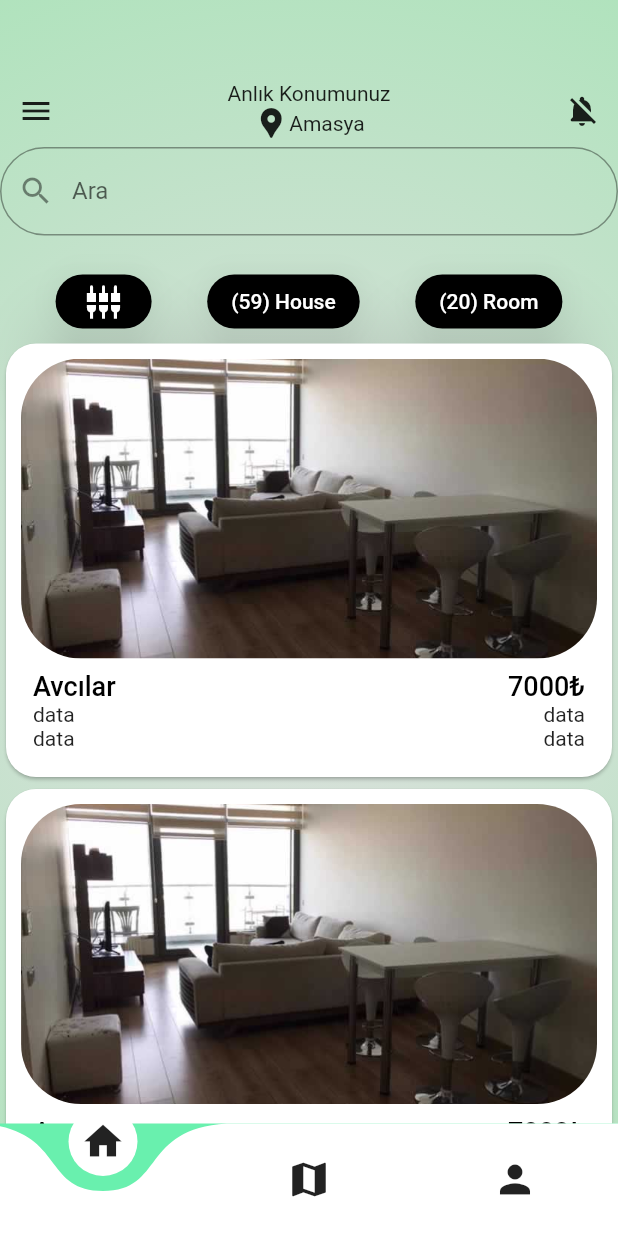
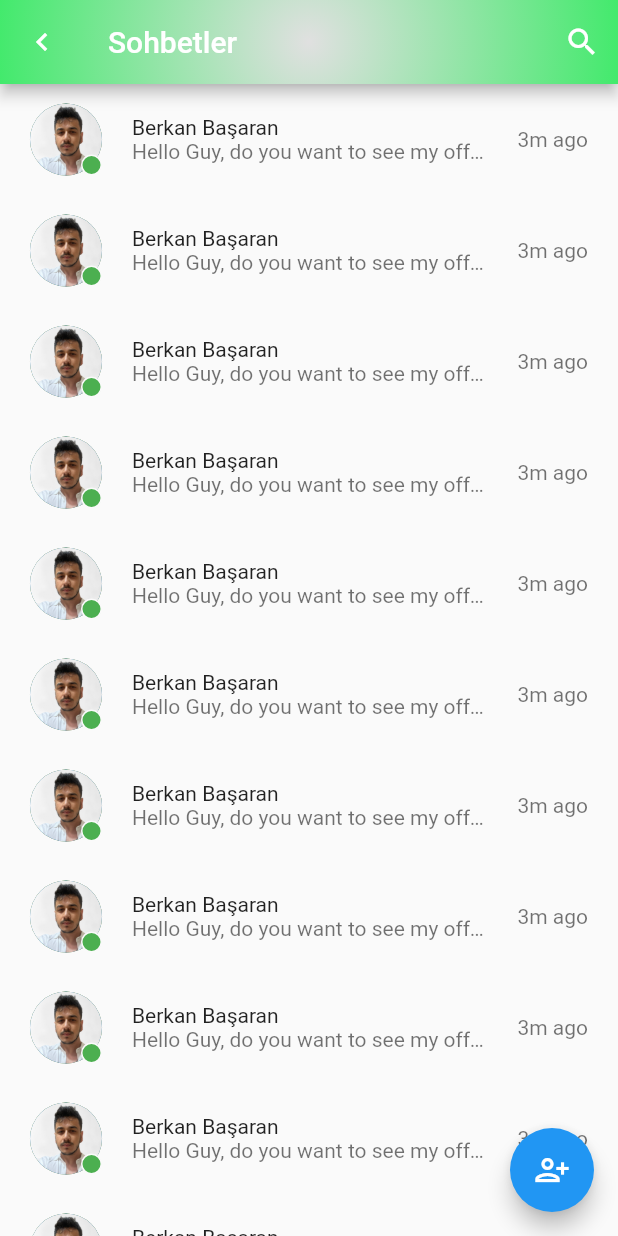
Before and after one commit to berkanbasaran05/real_estate_app, a Flutter app: the screen it shows after launch, on a phone screen of 412 x 824 dp. Run offline on Flutter 3.47's test engine with Material 2 defaults, Android fonts, the phone set to English and light mode, and no system bars; drawn by our look-alikes of curved_navigation_bar; our stand-ins replace new_gradient_app_bar.

Commit message:
update chat

```diff
--- /dev/null
+++ b/lib/Pages/chat_view.dart
@@ -0,0 +1,104 @@
+import 'package:flutter/material.dart';
+import 'package:flutter/services.dart';
+import 'package:new_gradient_app_bar/new_gradient_app_bar.dart';
+import 'package:real_estate_app/Pages/message_view.dart';
+
+import 'package:real_estate_app/products/images.dart';
+
+class ChatView extends StatefulWidget {
+  const ChatView({Key? key}) : super(key: key);
+
+  @override
+  State<ChatView> createState() => _ChatViewState();
+}
+
+class _ChatViewState extends State<ChatView> {
+  @override
+  Widget build(BuildContext context) {
+    return Scaffold(
+      appBar: NewGradientAppBar(
+          title: Text('Sohbetler'),
+          gradient: RadialGradient(radius: 5, colors: <Color>[
+            Color(int.parse("0xffE0E0E0")),
+            Color(int.parse("0xFF0ced44"))
+          ]),
+          actions: [IconButton(onPressed: () {}, icon: Icon(Icons.search))],
+          leading:
+              IconButton(onPressed: () {}, icon: Icon(Icons.chevron_left))),
+      body: ListView.builder(
+          itemBuilder: ((context, index) => ChatCard(
+              press: (() => Navigator.push(context,
+                  MaterialPageRoute(builder: (context) => MessageView())))))),
+      //floating side
+      floatingActionButton: FloatingActionButton(
+        onPressed: (() {}),
+        child: Icon(Icons.person_add_alt),
+      ),
+    );
+  }
+}
+
+//chat card
+
+class ChatCard extends StatelessWidget {
+  const ChatCard({
+    Key? key,
+    required this.press,
+  }) : super(key: key);
+  final VoidCallback press;
+
+  @override
+  Widget build(BuildContext context) {
+    return InkWell(
+      onTap: press,
+      child: Padding(
+        padding: const EdgeInsets.symmetric(horizontal: 20, vertical: 13),
+        child: Row(
+          mainAxisAlignment: MainAxisAlignment.start,
+          children: [
+            Stack(
+              children: [
+                ChatProfileImagePic(),
+                Positioned(
+                  right: 0,
+                  bottom: 0,
+                  child: Container(
+                    decoration: BoxDecoration(
+                        color: Colors.green,
+                        shape: BoxShape.circle,
+                        border: Border.all(
+                            color: Theme.of(context).scaffoldBackgroundColor)),
+                    width: 14,
+                    height: 14,
+                  ),
+                )
+              ],
+            ),
+            Expanded(
+              child: Padding(
+                padding: const EdgeInsets.symmetric(horizontal: 20),
+                child: Column(
+                  crossAxisAlignment: CrossAxisAlignment.start,
+                  // ignore: prefer_const_literals_to_create_immutables
+                  children: [
+                    Text('Berkan Başaran'),
+                    // ignore: prefer_const_constructors
+                    Opacity(
+                        opacity: 0.64,
+                        // ignore: prefer_const_constructors
+                        child: Text(
+                          'Hello Guy, do you want to see my offer',
+                          maxLines: 1,
+                          overflow: TextOverflow.ellipsis,
+                        ))
+                  ],
+                ),
+              ),
+            ),
+            Opacity(opacity: 0.64, child: Text('3m ago'))
+          ],
+        ),
+      ),
+    );
+  }
+}
--- a/lib/Pages/home_view.dart
+++ b/lib/Pages/home_view.dart
@@ -85,6 +85,7 @@ class _HomeViewState extends State<HomeView> {
           items: <Widget>[
             Icon(Icons.home, size: 30),
             Icon(Icons.map, size: 30),
+            Icon(Icons.message, size: 30),
             Icon(Icons.person, size: 30),
           ],
           onTap: ((index) {}),
--- a/lib/main.dart
+++ b/lib/main.dart
@@ -1,7 +1,9 @@
 import 'package:flutter/material.dart';
 import 'package:real_estate_app/Pages/Index_view.dart';
+import 'package:real_estate_app/Pages/chat_view.dart';
 import 'package:real_estate_app/Pages/home_view.dart';
 import 'package:real_estate_app/Pages/login_view.dart';
+import 'package:real_estate_app/Pages/message_view.dart';
 import 'package:real_estate_app/Pages/profile_view.dart';
 
 void main() {
@@ -18,9 +20,10 @@ class MyApp extends StatelessWidget {
       title: 'Flutter Demo',
       theme: ThemeData(
           primarySwatch: Colors.blue,
-          appBarTheme: AppBarTheme(color: Colors.white)),
+          appBarTheme: AppBarTheme(color: Colors.white),
+          backgroundColor: Colors.green),
       debugShowCheckedModeBanner: false,
-      home: const HomeView(),
+      home: const ChatView(),
     );
   }
 }
--- a/lib/products/images.dart
+++ b/lib/products/images.dart
@@ -57,3 +57,39 @@ class ProfileImagePic extends StatelessWidget {
     );
   }
 }
+
+class ChatProfileImagePic extends StatelessWidget {
+  const ChatProfileImagePic({
+    Key? key,
+  }) : super(key: key);
+
+  @override
+  Widget build(BuildContext context) {
+    return CircleAvatar(
+      radius: 24,
+      backgroundColor: Color(0xffFDCF09),
+      child: CircleAvatar(
+        radius: 24,
+        backgroundImage: AssetImage("assets/images/biometri.png"),
+      ),
+    );
+  }
+}
+
+class MessageProfileImagePic extends StatelessWidget {
+  const MessageProfileImagePic({
+    Key? key,
+  }) : super(key: key);
+
+  @override
+  Widget build(BuildContext context) {
+    return CircleAvatar(
+      radius: 20,
+      backgroundColor: Color(0xffFDCF09),
+      child: CircleAvatar(
+        radius: 24,
+        backgroundImage: AssetImage("assets/images/biometri.png"),
+      ),
+    );
+  }
+}
--- a/pubspec.yaml
+++ b/pubspec.yaml
@@ -34,6 +34,7 @@ dependencies:
   # Use with the CupertinoIcons class for iOS style icons.
   cupertino_icons: ^1.0.2
   curved_navigation_bar: ^1.0.3
+  new_gradient_app_bar: ^0.2.0
 
 dev_dependencies:
   flutter_test:
```
Also changed, not shown: lib/Pages/message_view.dart (added, +42 -0 lines), lib/Pages/profile_view.dart (+35 -2 lines), pubspec.lock.
